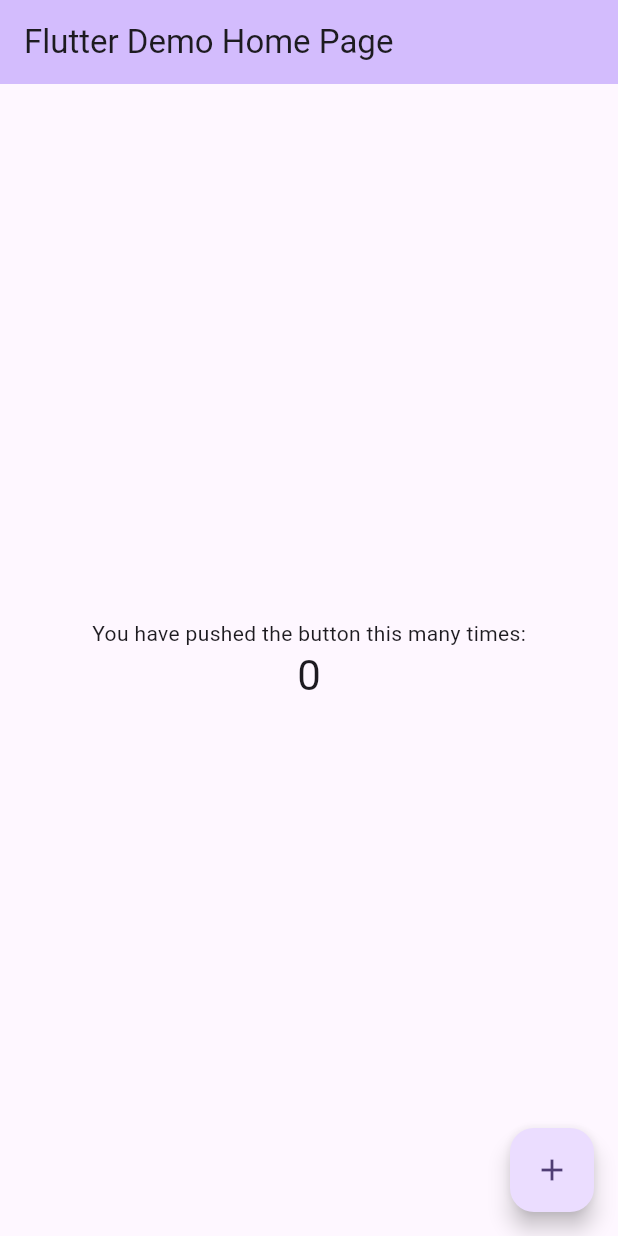
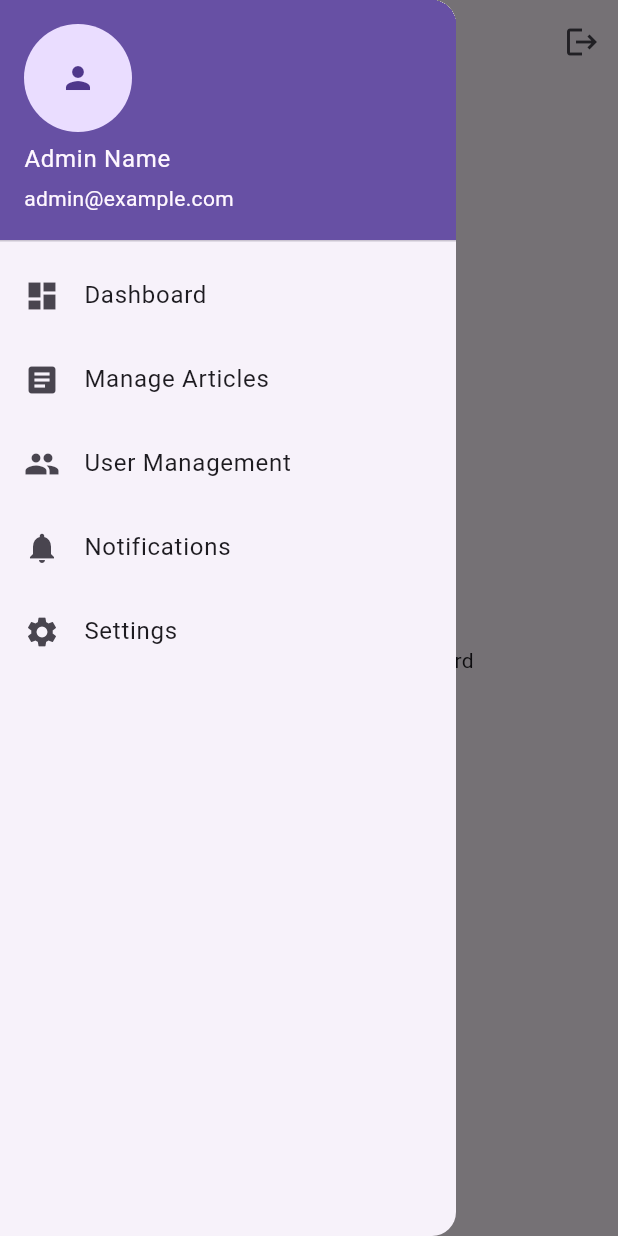
Before and after one commit to YounasKhan2/project, a Flutter app: the screen it shows after launch, with the side drawer open (before the commit the screen has no drawer), on a phone screen of 412 x 824 dp. Run offline on Flutter 3.47's test engine with Material 3 defaults, Android fonts, the phone set to English and light mode, and no system bars.

Commit message:
Added Admin Panel

```diff
--- /dev/null
+++ b/lib/admin/dashboard.dart
@@ -0,0 +1,16 @@
+import 'package:flutter/material.dart';
+import '../components/header.dart';
+import '../components/sidebar.dart';
+
+class DashboardPage extends StatelessWidget {
+  @override
+  Widget build(BuildContext context) {
+    return Scaffold(
+      appBar: Header(),
+      drawer: Sidebar(),
+      body: Center(
+        child: Text("Welcome to the Admin Dashboard"),
+      ),
+    );
+  }
+}
--- /dev/null
+++ b/lib/admin/manage_articles.dart
@@ -0,0 +1,28 @@
+import 'package:flutter/material.dart';
+import '../components/header.dart';
+import '../components/sidebar.dart';
+
+class ManageArticlesPage extends StatelessWidget {
+  @override
+  Widget build(BuildContext context) {
+    return Scaffold(
+      appBar: Header(),
+      drawer: Sidebar(),
+      body: Padding(
+        padding: const EdgeInsets.all(20.0),
+        child: Column(
+          crossAxisAlignment: CrossAxisAlignment.start,
+          children: [
+            ElevatedButton(
+              onPressed: () {
+                // Navigate to Add Article form
+              },
+              child: Text('Add New Article'),
+            ),
+            Expanded(child: Text('List of Articles')),
+          ],
+        ),
+      ),
+    );
+  }
+}
--- /dev/null
+++ b/lib/admin/user_management.dart
@@ -0,0 +1,16 @@
+import 'package:flutter/material.dart';
+import '../components/header.dart';
+import '../components/sidebar.dart';
+
+class UserManagementPage extends StatelessWidget {
+  @override
+  Widget build(BuildContext context) {
+    return Scaffold(
+      appBar: Header(),
+      drawer: Sidebar(),
+      body: Center(
+        child: Text("Manage Users"),
+      ),
+    );
+  }
+}
--- /dev/null
+++ b/lib/components/header.dart
@@ -0,0 +1,26 @@
+import 'package:flutter/material.dart';
+
+// Change the Header class to extend PreferredSizeWidget
+class Header extends StatelessWidget implements PreferredSizeWidget {
+  @override
+  final Size preferredSize; // Add preferredSize property
+
+  Header({Key? key})
+      : preferredSize = Size.fromHeight(kToolbarHeight), // Set preferred size
+        super(key: key);
+
+  @override
+  Widget build(BuildContext context) {
+    return AppBar(
+      title: Text("Admin Panel"),
+      actions: [
+        IconButton(
+          icon: Icon(Icons.logout),
+          onPressed: () {
+            // Add logout functionality here
+          },
+        ),
+      ],
+    );
+  }
+}
--- /dev/null
+++ b/lib/components/sidebar.dart
@@ -0,0 +1,54 @@
+import 'package:flutter/material.dart';
+
+class Sidebar extends StatelessWidget {
+  @override
+  Widget build(BuildContext context) {
+    return Drawer(
+      child: ListView(
+        padding: EdgeInsets.zero,
+        children: <Widget>[
+          UserAccountsDrawerHeader(
+            accountName: Text('Admin Name'),
+            accountEmail: Text('admin@example.com'),
+            currentAccountPicture: CircleAvatar(child: Icon(Icons.person)),
+          ),
+          ListTile(
+            leading: Icon(Icons.dashboard), // Dashboard Icon (Flutter's Icon)
+            title: Text('Dashboard'),
+            onTap: () {
+              Navigator.pushNamed(context, '/dashboard');
+            },
+          ),
+          ListTile(
+            leading: Icon(Icons.article), // Article Icon (Flutter's Icon)
+            title: Text('Manage Articles'),
+            onTap: () {
+              Navigator.pushNamed(context, '/manage_articles');
+            },
+          ),
+          ListTile(
+            leading: Icon(Icons.people), // Users Icon (Flutter's Icon)
+            title: Text('User Management'),
+            onTap: () {
+              Navigator.pushNamed(context, '/user_management');
+            },
+          ),
+          ListTile(
+            leading: Icon(Icons.notifications), // Notifications Icon (Flutter's Icon)
+            title: Text('Notifications'),
+            onTap: () {
+              // Navigate to the notifications page
+            },
+          ),
+          ListTile(
+            leading: Icon(Icons.settings), // Settings Icon (Flutter's Icon)
+            title: Text('Settings'),
+            onTap: () {
+              // Navigate to settings page
+            },
+          ),
+        ],
+      ),
+    );
+  }
+}
--- a/lib/main.dart
+++ b/lib/main.dart
@@ -1,125 +1,27 @@
 import 'package:flutter/material.dart';
+import 'admin/dashboard.dart';
+import 'admin/manage_articles.dart';
+import 'admin/user_management.dart';
 
 void main() {
-  runApp(const MyApp());
+  runApp(MyApp());
 }
 
 class MyApp extends StatelessWidget {
-  const MyApp({super.key});
-
-  // This widget is the root of your application.
   @override
   Widget build(BuildContext context) {
     return MaterialApp(
-      title: 'Flutter Demo',
+      debugShowCheckedModeBanner: false,
+      title: 'Admin Panel',
       theme: ThemeData(
-        // This is the theme of your application.
-        //
-        // TRY THIS: Try running your application with "flutter run". You'll see
-        // the application has a purple toolbar. Then, without quitting the app,
-        // try changing the seedColor in the colorScheme below to Colors.green
-        // and then invoke "hot reload" (save your changes or press the "hot
-        // reload" button in a Flutter-supported IDE, or press "r" if you used
-        // the command line to start the app).
-        //
-        // Notice that the counter didn't reset back to zero; the application
-        // state is not lost during the reload. To reset the state, use hot
-        // restart instead.
-        //
-        // This works for code too, not just values: Most code changes can be
-        // tested with just a hot reload.
-        colorScheme: ColorScheme.fromSeed(seedColor: Colors.deepPurple),
-        useMaterial3: true,
+        primarySwatch: Colors.blue,
       ),
-      home: const MyHomePage(title: 'Flutter Demo Home Page'),
+      initialRoute: '/dashboard',  // Default route
+      routes: {
+        '/dashboard': (context) => DashboardPage(),
+        '/manage_articles': (context) => ManageArticlesPage(),
+        '/user_management': (context) => UserManagementPage(),
+      },
     );
   }
 }
-
-class MyHomePage extends StatefulWidget {
-  const MyHomePage({super.key, required this.title});
-
-  // This widget is the home page of your application. It is stateful, meaning
-  // that it has a State object (defined below) that contains fields that affect
-  // how it looks.
-
-  // This class is the configuration for the state. It holds the values (in this
-  // case the title) provided by the parent (in this case the App widget) and
-  // used by the build method of the State. Fields in a Widget subclass are
-  // always marked "final".
-
-  final String title;
-
-  @override
-  State<MyHomePage> createState() => _MyHomePageState();
-}
-
-class _MyHomePageState extends State<MyHomePage> {
-  int _counter = 0;
-
-  void _incrementCounter() {
-    setState(() {
-      // This call to setState tells the Flutter framework that something has
-      // changed in this State, which causes it to rerun the build method below
-      // so that the display can reflect the updated values. If we changed
-      // _counter without calling setState(), then the build method would not be
-      // called again, and so nothing would appear to happen.
-      _counter++;
-    });
-  }
-
-  @override
-  Widget build(BuildContext context) {
-    // This method is rerun every time setState is called, for instance as done
-    // by the _incrementCounter method above.
-    //
-    // The Flutter framework has been optimized to make rerunning build methods
-    // fast, so that you can just rebuild anything that needs updating rather
-    // than having to individually change instances of widgets.
-    return Scaffold(
-      appBar: AppBar(
-        // TRY THIS: Try changing the color here to a specific color (to
-        // Colors.amber, perhaps?) and trigger a hot reload to see the AppBar
-        // change color while the other colors stay the same.
-        backgroundColor: Theme.of(context).colorScheme.inversePrimary,
-        // Here we take the value from the MyHomePage object that was created by
-        // the App.build method, and use it to set our appbar title.
-        title: Text(widget.title),
-      ),
-      body: Center(
-        // Center is a layout widget. It takes a single child and positions it
-        // in the middle of the parent.
-        child: Column(
-          // Column is also a layout widget. It takes a list of children and
-          // arranges them vertically. By default, it sizes itself to fit its
-          // children horizontally, and tries to be as tall as its parent.
-          //
-          // Column has various properties to control how it sizes itself and
-          // how it positions its children. Here we use mainAxisAlignment to
-          // center the children vertically; the main axis here is the vertical
-          // axis because Columns are vertical (the cross axis would be
-          // horizontal).
-          //
-          // TRY THIS: Invoke "debug painting" (choose the "Toggle Debug Paint"
-          // action in the IDE, or press "p" in the console), to see the
-          // wireframe for each widget.
-          mainAxisAlignment: MainAxisAlignment.center,
-          children: <Widget>[
-            const Text(
-              'You have pushed the button this many times:',
-            ),
-            Text(
-              '$_counter',
-              style: Theme.of(context).textTheme.headlineMedium,
-            ),
-          ],
-        ),
-      ),
-      floatingActionButton: FloatingActionButton(
-        onPressed: _incrementCounter,
-        tooltip: 'Increment',
-        child: const Icon(Icons.add),
-      ), // This trailing comma makes auto-formatting nicer for build methods.
-    );
-  }
-}
--- a/pubspec.yaml
+++ b/pubspec.yaml
@@ -30,6 +30,7 @@ environment:
 dependencies:
   flutter:
     sdk: flutter
+  responsive_framework: ^1.5.1
 
   # The following adds the Cupertino Icons font to your application.
   # Use with the CupertinoIcons class for iOS style icons.
```
Also changed, not shown: lib/models/article.dart (added), pubspec.lock.
